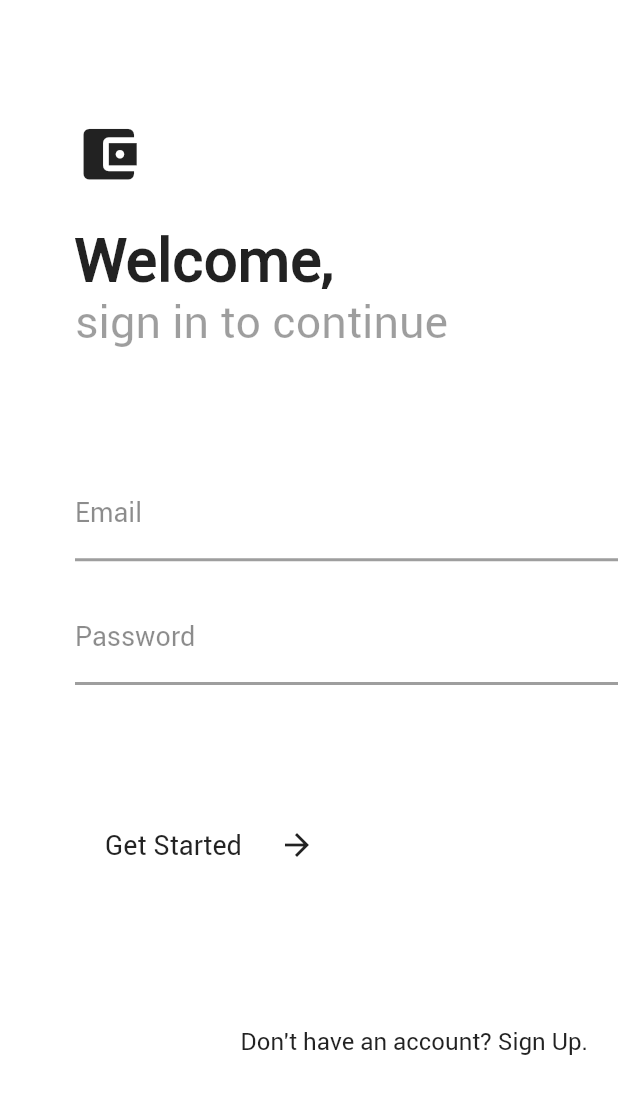
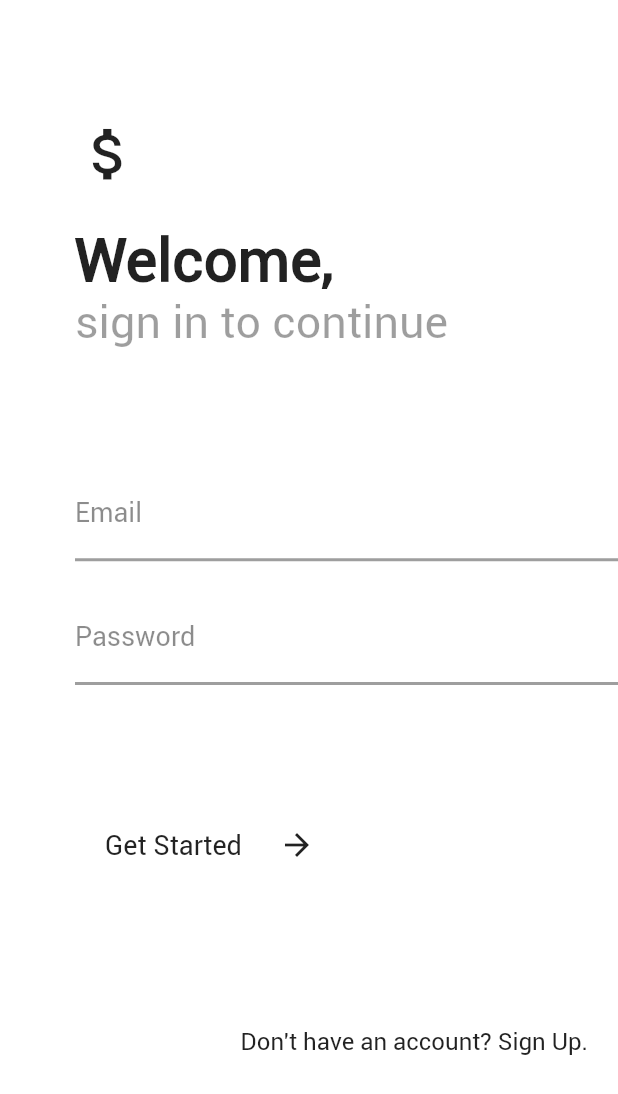
Before and after one commit to feMoraes0/wallet-app, a Flutter app: the screen it shows after launch, on a phone screen of 412 x 824 dp. Shown: the top 1094 px of the screen. Run offline on Flutter 3.47's test engine with Material 2 defaults, Android fonts, the phone set to English and light mode, and no system bars.

Commit message:
Icon login screen modified

```diff
--- a/lib/app/login/login.dart
+++ b/lib/app/login/login.dart
@@ -24,7 +24,7 @@ class Login extends StatelessWidget {
                     Padding(
                       padding: const EdgeInsets.only(bottom: 25.0),
                       child: Icon(
-                        Icons.account_balance_wallet,
+                        Icons.attach_money,
                         color: Colors.black87,
                         size: 45.0,
                       ),
```
